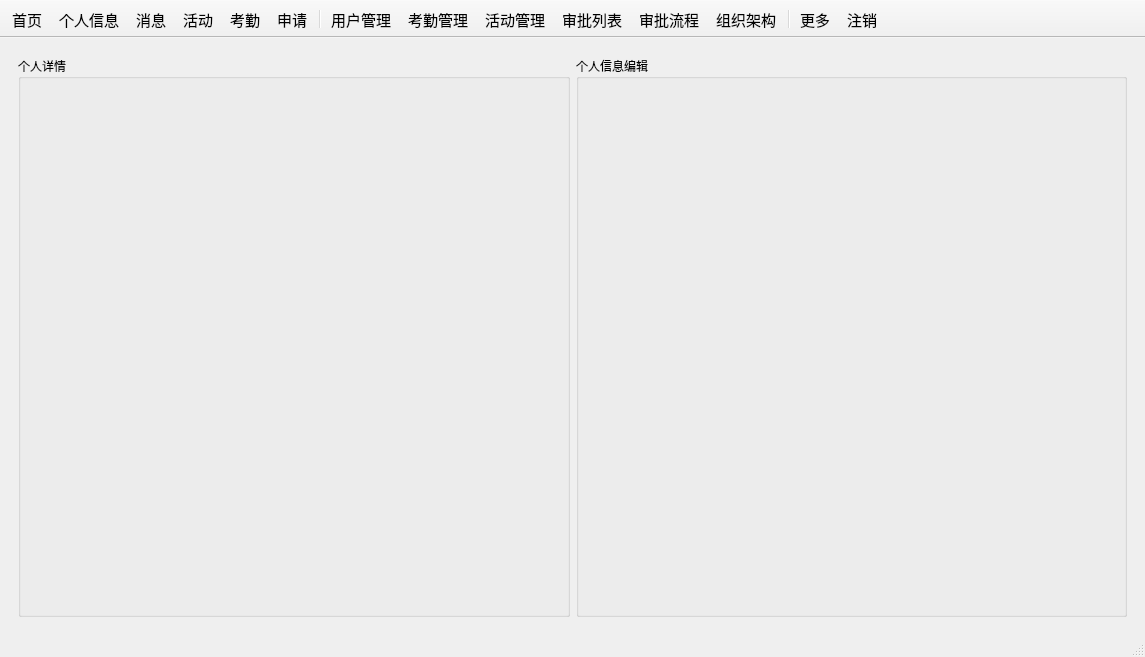
This is mainwindow.ui in csthenry/weplanet-desktop as Qt 5 draws it before an edit. The edited form follows.
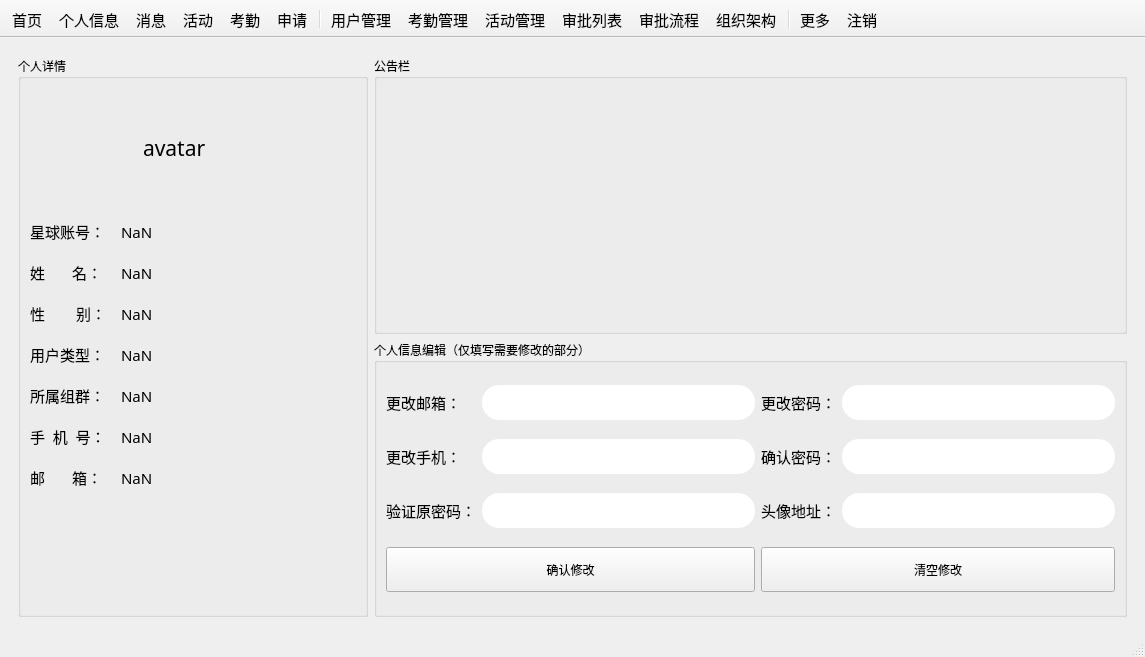
This is the edited form. The open tabs and pages were chosen to show the change. Icons and pictures are not drawn. Custom widgets are drawn as their Qt base class.

Commit message: 个人信息页面基本完成。

```diff
--- a/mainwindow.ui
+++ b/mainwindow.ui
@@ -682,18 +682,779 @@
       </widget>
       <widget class="QWidget" name="page_userInfo">
        <layout class="QGridLayout" name="gridLayout_2">
-        <item row="0" column="0">
+        <item row="0" column="1">
+         <widget class="QGroupBox" name="groupBox_33">
+          <property name="title">
+           <string>公告栏</string>
+          </property>
+          <layout class="QGridLayout" name="gridLayout_61">
+           <item row="0" column="0">
+            <widget class="QLabel" name="label_57">
+             <property name="text">
+              <string/>
+             </property>
+             <property name="alignment">
+              <set>Qt::AlignLeading|Qt::AlignLeft|Qt::AlignTop</set>
+             </property>
+             <property name="wordWrap">
+              <bool>true</bool>
+             </property>
+            </widget>
+           </item>
+          </layout>
+         </widget>
+        </item>
+        <item row="0" column="0" rowspan="2">
          <widget class="QGroupBox" name="groupBox_3">
+          <property name="maximumSize">
+           <size>
+            <width>350</width>
+            <height>16777215</height>
+           </size>
+          </property>
           <property name="title">
            <string>个人详情</string>
           </property>
+          <layout class="QGridLayout" name="gridLayout_59">
+           <item row="0" column="0">
+            <spacer name="horizontalSpacer">
+             <property name="orientation">
+              <enum>Qt::Horizontal</enum>
+             </property>
+             <property name="sizeHint" stdset="0">
+              <size>
+               <width>96</width>
+               <height>20</height>
+              </size>
+             </property>
+            </spacer>
+           </item>
+           <item row="4" column="0" colspan="3">
+            <layout class="QGridLayout" name="gridLayout_58">
+             <item row="0" column="1">
+              <widget class="QLabel" name="label_info_group">
+               <property name="minimumSize">
+                <size>
+                 <width>160</width>
+                 <height>35</height>
+                </size>
+               </property>
+               <property name="font">
+                <font>
+                 <family>微软雅黑</family>
+                 <pointsize>11</pointsize>
+                </font>
+               </property>
+               <property name="text">
+                <string>NaN</string>
+               </property>
+              </widget>
+             </item>
+             <item row="0" column="0">
+              <widget class="QLabel" name="label_51">
+               <property name="minimumSize">
+                <size>
+                 <width>0</width>
+                 <height>35</height>
+                </size>
+               </property>
+               <property name="maximumSize">
+                <size>
+                 <width>85</width>
+                 <height>16777215</height>
+                </size>
+               </property>
+               <property name="font">
+                <font>
+                 <family>微软雅黑</family>
+                 <pointsize>11</pointsize>
+                </font>
+               </property>
+               <property name="text">
+                <string>用户类型：</string>
+               </property>
+              </widget>
+             </item>
+            </layout>
+           </item>
+           <item row="0" column="2">
+            <spacer name="horizontalSpacer_2">
+             <property name="orientation">
+              <enum>Qt::Horizontal</enum>
+             </property>
+             <property name="sizeHint" stdset="0">
+              <size>
+               <width>96</width>
+               <height>20</height>
+              </size>
+             </property>
+            </spacer>
+           </item>
+           <item row="1" column="0" colspan="3">
+            <layout class="QGridLayout" name="gridLayout_55">
+             <item row="0" column="1">
+              <widget class="QLabel" name="label_info_uid">
+               <property name="minimumSize">
+                <size>
+                 <width>160</width>
+                 <height>35</height>
+                </size>
+               </property>
+               <property name="font">
+                <font>
+                 <family>微软雅黑</family>
+                 <pointsize>11</pointsize>
+                </font>
+               </property>
+               <property name="text">
+                <string>NaN</string>
+               </property>
+              </widget>
+             </item>
+             <item row="0" column="0">
+              <widget class="QLabel" name="label_48">
+               <property name="minimumSize">
+                <size>
+                 <width>0</width>
+                 <height>35</height>
+                </size>
+               </property>
+               <property name="maximumSize">
+                <size>
+                 <width>85</width>
+                 <height>16777215</height>
+                </size>
+               </property>
+               <property name="font">
+                <font>
+                 <family>微软雅黑</family>
+                 <pointsize>11</pointsize>
+                </font>
+               </property>
+               <property name="text">
+                <string>星球账号：</string>
+               </property>
+              </widget>
+             </item>
+            </layout>
+           </item>
+           <item row="6" column="0" colspan="3">
+            <layout class="QGridLayout" name="gridLayout_53">
+             <item row="0" column="0">
+              <widget class="QLabel" name="label_46">
+               <property name="minimumSize">
+                <size>
+                 <width>0</width>
+                 <height>35</height>
+                </size>
+               </property>
+               <property name="maximumSize">
+                <size>
+                 <width>85</width>
+                 <height>16777215</height>
+                </size>
+               </property>
+               <property name="font">
+                <font>
+                 <family>微软雅黑</family>
+                 <pointsize>11</pointsize>
+                </font>
+               </property>
+               <property name="text">
+                <string>手  机  号：</string>
+               </property>
+              </widget>
+             </item>
+             <item row="0" column="1">
+              <widget class="QLabel" name="label_info_tel">
+               <property name="minimumSize">
+                <size>
+                 <width>160</width>
+                 <height>35</height>
+                </size>
+               </property>
+               <property name="font">
+                <font>
+                 <family>微软雅黑</family>
+                 <pointsize>11</pointsize>
+                </font>
+               </property>
+               <property name="text">
+                <string>NaN</string>
+               </property>
+              </widget>
+             </item>
+            </layout>
+           </item>
+           <item row="5" column="0" colspan="3">
+            <layout class="QGridLayout" name="gridLayout_57">
+             <item row="0" column="1">
+              <widget class="QLabel" name="label_info_department">
+               <property name="minimumSize">
+                <size>
+                 <width>160</width>
+                 <height>35</height>
+                </size>
+               </property>
+               <property name="font">
+                <font>
+                 <family>微软雅黑</family>
+                 <pointsize>11</pointsize>
+                </font>
+               </property>
+               <property name="text">
+                <string>NaN</string>
+               </property>
+              </widget>
+             </item>
+             <item row="0" column="0">
+              <widget class="QLabel" name="label_50">
+               <property name="minimumSize">
+                <size>
+                 <width>0</width>
+                 <height>35</height>
+                </size>
+               </property>
+               <property name="maximumSize">
+                <size>
+                 <width>85</width>
+                 <height>16777215</height>
+                </size>
+               </property>
+               <property name="font">
+                <font>
+                 <family>微软雅黑</family>
+                 <pointsize>11</pointsize>
+                </font>
+               </property>
+               <property name="text">
+                <string>所属组群：</string>
+               </property>
+              </widget>
+             </item>
+            </layout>
+           </item>
+           <item row="0" column="1">
+            <widget class="QLabel" name="info_avatar">
+             <property name="minimumSize">
+              <size>
+               <width>120</width>
+               <height>120</height>
+              </size>
+             </property>
+             <property name="maximumSize">
+              <size>
+               <width>120</width>
+               <height>120</height>
+              </size>
+             </property>
+             <property name="font">
+              <font>
+               <family>微软雅黑</family>
+               <pointsize>16</pointsize>
+              </font>
+             </property>
+             <property name="styleSheet">
+              <string notr="true">margin:5px;</string>
+             </property>
+             <property name="text">
+              <string>avatar</string>
+             </property>
+            </widget>
+           </item>
+           <item row="2" column="0" colspan="3">
+            <layout class="QGridLayout" name="gridLayout_56">
+             <item row="0" column="1">
+              <widget class="QLabel" name="label_info_name">
+               <property name="minimumSize">
+                <size>
+                 <width>160</width>
+                 <height>35</height>
+                </size>
+               </property>
+               <property name="font">
+                <font>
+                 <family>微软雅黑</family>
+                 <pointsize>11</pointsize>
+                </font>
+               </property>
+               <property name="text">
+                <string>NaN</string>
+               </property>
+              </widget>
+             </item>
+             <item row="0" column="0">
+              <widget class="QLabel" name="label_49">
+               <property name="minimumSize">
+                <size>
+                 <width>0</width>
+                 <height>35</height>
+                </size>
+               </property>
+               <property name="maximumSize">
+                <size>
+                 <width>85</width>
+                 <height>16777215</height>
+                </size>
+               </property>
+               <property name="font">
+                <font>
+                 <family>微软雅黑</family>
+                 <pointsize>11</pointsize>
+                </font>
+               </property>
+               <property name="text">
+                <string>姓       名：</string>
+               </property>
+              </widget>
+             </item>
+            </layout>
+           </item>
+           <item row="7" column="0" colspan="3">
+            <layout class="QGridLayout" name="gridLayout_54">
+             <item row="0" column="1">
+              <widget class="QLabel" name="label_info_mail">
+               <property name="minimumSize">
+                <size>
+                 <width>160</width>
+                 <height>35</height>
+                </size>
+               </property>
+               <property name="font">
+                <font>
+                 <family>微软雅黑</family>
+                 <pointsize>11</pointsize>
+                </font>
+               </property>
+               <property name="text">
+                <string>NaN</string>
+               </property>
+               <property name="wordWrap">
+                <bool>true</bool>
+               </property>
+              </widget>
+             </item>
+             <item row="0" column="0">
+              <widget class="QLabel" name="label_47">
+               <property name="minimumSize">
+                <size>
+                 <width>0</width>
+                 <height>35</height>
+                </size>
+               </property>
+               <property name="maximumSize">
+                <size>
+                 <width>85</width>
+                 <height>16777215</height>
+                </size>
+               </property>
+               <property name="font">
+                <font>
+                 <family>微软雅黑</family>
+                 <pointsize>11</pointsize>
+                </font>
+               </property>
+               <property name="text">
+                <string>邮       箱：</string>
+               </property>
+              </widget>
+             </item>
+            </layout>
+           </item>
+           <item row="3" column="0" colspan="3">
+            <layout class="QGridLayout" name="gridLayout_52">
+             <item row="0" column="0">
+              <widget class="QLabel" name="label_45">
+               <property name="minimumSize">
+                <size>
+                 <width>0</width>
+                 <height>35</height>
+                </size>
+               </property>
+               <property name="maximumSize">
+                <size>
+                 <width>85</width>
+                 <height>16777215</height>
+                </size>
+               </property>
+               <property name="font">
+                <font>
+                 <family>微软雅黑</family>
+                 <pointsize>11</pointsize>
+                </font>
+               </property>
+               <property name="text">
+                <string>性        别：</string>
+               </property>
+              </widget>
+             </item>
+             <item row="0" column="1">
+              <widget class="QLabel" name="label_info_gender">
+               <property name="minimumSize">
+                <size>
+                 <width>160</width>
+                 <height>35</height>
+                </size>
+               </property>
+               <property name="font">
+                <font>
+                 <family>微软雅黑</family>
+                 <pointsize>11</pointsize>
+                </font>
+               </property>
+               <property name="text">
+                <string>NaN</string>
+               </property>
+              </widget>
+             </item>
+            </layout>
+           </item>
+           <item row="8" column="0">
+            <spacer name="verticalSpacer_3">
+             <property name="orientation">
+              <enum>Qt::Vertical</enum>
+             </property>
+             <property name="sizeHint" stdset="0">
+              <size>
+               <width>20</width>
+               <height>40</height>
+              </size>
+             </property>
+            </spacer>
+           </item>
+          </layout>
          </widget>
         </item>
-        <item row="0" column="1">
+        <item row="1" column="1">
          <widget class="QGroupBox" name="groupBox_4">
           <property name="title">
-           <string>个人信息编辑</string>
+           <string>个人信息编辑（仅填写需要修改的部分）</string>
           </property>
+          <layout class="QGridLayout" name="gridLayout_60">
+           <item row="0" column="0">
+            <widget class="QLabel" name="label_54">
+             <property name="minimumSize">
+              <size>
+               <width>0</width>
+               <height>35</height>
+              </size>
+             </property>
+             <property name="maximumSize">
+              <size>
+               <width>85</width>
+               <height>16777215</height>
+              </size>
+             </property>
+             <property name="font">
+              <font>
+               <family>微软雅黑</family>
+               <pointsize>11</pointsize>
+              </font>
+             </property>
+             <property name="text">
+              <string>更改邮箱：</string>
+             </property>
+            </widget>
+           </item>
+           <item row="0" column="1">
+            <widget class="QLineEdit" name="lineEdit_personalMail">
+             <property name="minimumSize">
+              <size>
+               <width>0</width>
+               <height>35</height>
+              </size>
+             </property>
+             <property name="font">
+              <font>
+               <family>微软雅黑</family>
+              </font>
+             </property>
+             <property name="styleSheet">
+              <string notr="true">border-radius: 17.4px;/*设置圆角的大小*/
+border: .5px solid rgb(207, 207, 207);
+padding: 0px 5px;</string>
+             </property>
+            </widget>
+           </item>
+           <item row="0" column="2">
+            <widget class="QLabel" name="label_52">
+             <property name="minimumSize">
+              <size>
+               <width>0</width>
+               <height>35</height>
+              </size>
+             </property>
+             <property name="maximumSize">
+              <size>
+               <width>85</width>
+               <height>16777215</height>
+              </size>
+             </property>
+             <property name="font">
+              <font>
+               <family>微软雅黑</family>
+               <pointsize>11</pointsize>
+              </font>
+             </property>
+             <property name="text">
+              <string>更改密码：</string>
+             </property>
+            </widget>
+           </item>
+           <item row="0" column="3">
+            <widget class="QLineEdit" name="lineEdit_personalPwd">
+             <property name="minimumSize">
+              <size>
+               <width>0</width>
+               <height>35</height>
+              </size>
+             </property>
+             <property name="font">
+              <font>
+               <family>微软雅黑</family>
+              </font>
+             </property>
+             <property name="styleSheet">
+              <string notr="true">border-radius: 17.4px;/*设置圆角的大小*/
+border: .5px solid rgb(207, 207, 207);
+padding: 0px 5px;</string>
+             </property>
+             <property name="maxLength">
+              <number>16</number>
+             </property>
+             <property name="echoMode">
+              <enum>QLineEdit::Password</enum>
+             </property>
+            </widget>
+           </item>
+           <item row="1" column="0">
+            <widget class="QLabel" name="label_56">
+             <property name="minimumSize">
+              <size>
+               <width>0</width>
+               <height>35</height>
+              </size>
+             </property>
+             <property name="maximumSize">
+              <size>
+               <width>85</width>
+               <height>16777215</height>
+              </size>
+             </property>
+             <property name="font">
+              <font>
+               <family>微软雅黑</family>
+               <pointsize>11</pointsize>
+              </font>
+             </property>
+             <property name="text">
+              <string>更改手机：</string>
+             </property>
+            </widget>
+           </item>
+           <item row="1" column="1">
+            <widget class="QLineEdit" name="lineEdit_personalTel">
+             <property name="minimumSize">
+              <size>
+               <width>0</width>
+               <height>35</height>
+              </size>
+             </property>
+             <property name="font">
+              <font>
+               <family>微软雅黑</family>
+              </font>
+             </property>
+             <property name="styleSheet">
+              <string notr="true">border-radius: 17.4px;/*设置圆角的大小*/
+border: .5px solid rgb(207, 207, 207);
+padding: 0px 5px;</string>
+             </property>
+             <property name="maxLength">
+              <number>11</number>
+             </property>
+            </widget>
+           </item>
+           <item row="1" column="2">
+            <widget class="QLabel" name="label_53">
+             <property name="minimumSize">
+              <size>
+               <width>0</width>
+               <height>35</height>
+              </size>
+             </property>
+             <property name="maximumSize">
+              <size>
+               <width>85</width>
+               <height>16777215</height>
+              </size>
+             </property>
+             <property name="font">
+              <font>
+               <family>微软雅黑</family>
+               <pointsize>11</pointsize>
+              </font>
+             </property>
+             <property name="text">
+              <string>确认密码：</string>
+             </property>
+            </widget>
+           </item>
+           <item row="1" column="3">
+            <widget class="QLineEdit" name="lineEdit_personalPwdCheck">
+             <property name="minimumSize">
+              <size>
+               <width>0</width>
+               <height>35</height>
+              </size>
+             </property>
+             <property name="font">
+              <font>
+               <family>微软雅黑</family>
+              </font>
+             </property>
+             <property name="styleSheet">
+              <string notr="true">border-radius: 17.4px;/*设置圆角的大小*/
+border: .5px solid rgb(207, 207, 207);
+padding: 0px 5px;</string>
+             </property>
+             <property name="maxLength">
+              <number>16</number>
+             </property>
+             <property name="echoMode">
+              <enum>QLineEdit::Password</enum>
+             </property>
+            </widget>
+           </item>
+           <item row="2" column="0">
+            <widget class="QLabel" name="label_55">
+             <property name="minimumSize">
+              <size>
+               <width>0</width>
+               <height>35</height>
+              </size>
+             </property>
+             <property name="maximumSize">
+              <size>
+               <width>16777215</width>
+               <height>16777215</height>
+              </size>
+             </property>
+             <property name="font">
+              <font>
+               <family>微软雅黑</family>
+               <pointsize>11</pointsize>
+              </font>
+             </property>
+             <property name="text">
+              <string>验证原密码：</string>
+             </property>
+            </widget>
+           </item>
+           <item row="2" column="1">
+            <widget class="QLineEdit" name="lineEdit_checkOldPwd">
+             <property name="minimumSize">
+              <size>
+               <width>0</width>
+               <height>35</height>
+              </size>
+             </property>
+             <property name="font">
+              <font>
+               <family>微软雅黑</family>
+              </font>
+             </property>
+             <property name="styleSheet">
+              <string notr="true">border-radius: 17.4px;/*设置圆角的大小*/
+border: .5px solid rgb(207, 207, 207);
+padding: 0px 5px;</string>
+             </property>
+             <property name="maxLength">
+              <number>16</number>
+             </property>
+             <property name="echoMode">
+              <enum>QLineEdit::Password</enum>
+             </property>
+            </widget>
+           </item>
+           <item row="2" column="2">
+            <widget class="QLabel" name="label_58">
+             <property name="minimumSize">
+              <size>
+               <width>0</width>
+               <height>35</height>
+              </size>
+             </property>
+             <property name="maximumSize">
+              <size>
+               <width>85</width>
+               <height>16777215</height>
+              </size>
+             </property>
+             <property name="font">
+              <font>
+               <family>微软雅黑</family>
+               <pointsize>11</pointsize>
+              </font>
+             </property>
+             <property name="text">
+              <string>头像地址：</string>
+             </property>
+            </widget>
+           </item>
+           <item row="2" column="3">
+            <widget class="QLineEdit" name="lineEdit_personalAvatar">
+             <property name="minimumSize">
+              <size>
+               <width>0</width>
+               <height>35</height>
+              </size>
+             </property>
+             <property name="font">
+              <font>
+               <family>微软雅黑</family>
+              </font>
+             </property>
+             <property name="styleSheet">
+              <string notr="true">border-radius: 17.4px;/*设置圆角的大小*/
+border: .5px solid rgb(207, 207, 207);
+padding: 0px 5px;</string>
+             </property>
+             <property name="frame">
+              <bool>false</bool>
+             </property>
+             <property name="echoMode">
+              <enum>QLineEdit::Normal</enum>
+             </property>
+            </widget>
+           </item>
+           <item row="3" column="0" colspan="2">
+            <widget class="QPushButton" name="btn_personalSubmit">
+             <property name="minimumSize">
+              <size>
+               <width>130</width>
+               <height>45</height>
+              </size>
+             </property>
+             <property name="text">
+              <string>确认修改</string>
+             </property>
+            </widget>
+           </item>
+           <item row="3" column="2" colspan="2">
+            <widget class="QPushButton" name="btn_personalClear">
+             <property name="minimumSize">
+              <size>
+               <width>130</width>
+               <height>45</height>
+              </size>
+             </property>
+             <property name="text">
+              <string>清空修改</string>
+             </property>
+            </widget>
+           </item>
+          </layout>
          </widget>
         </item>
        </layout>
```
Left out of the diff: 45 changed lines with no effect on the pictures. The commit also changes 3 other files.
